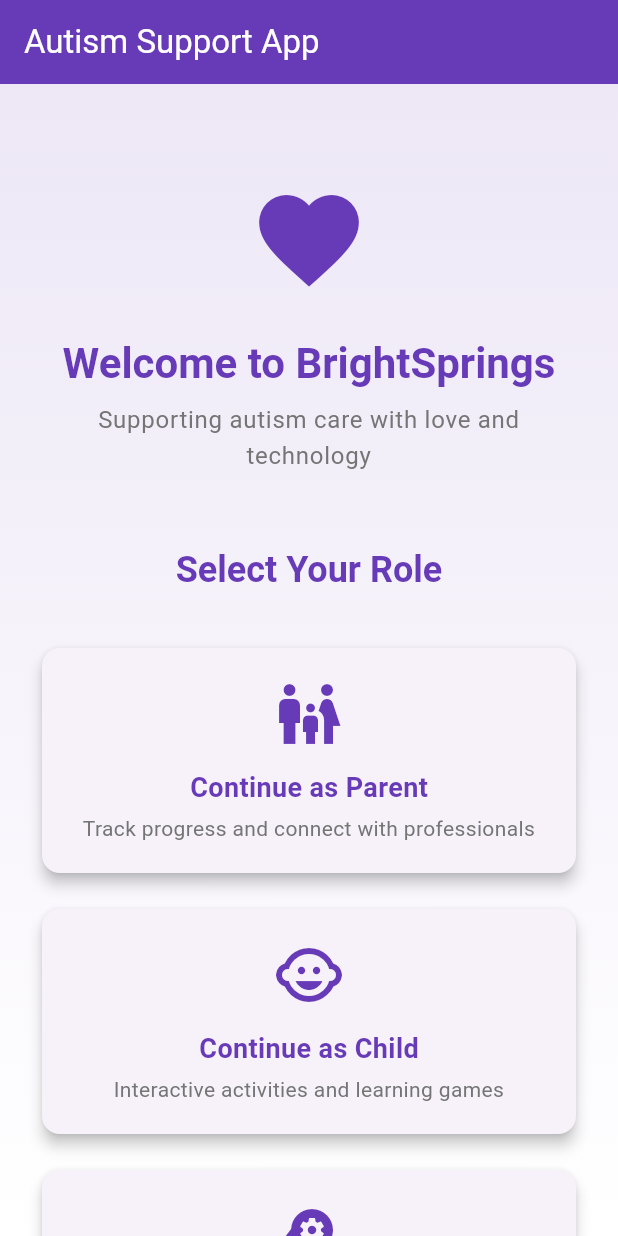
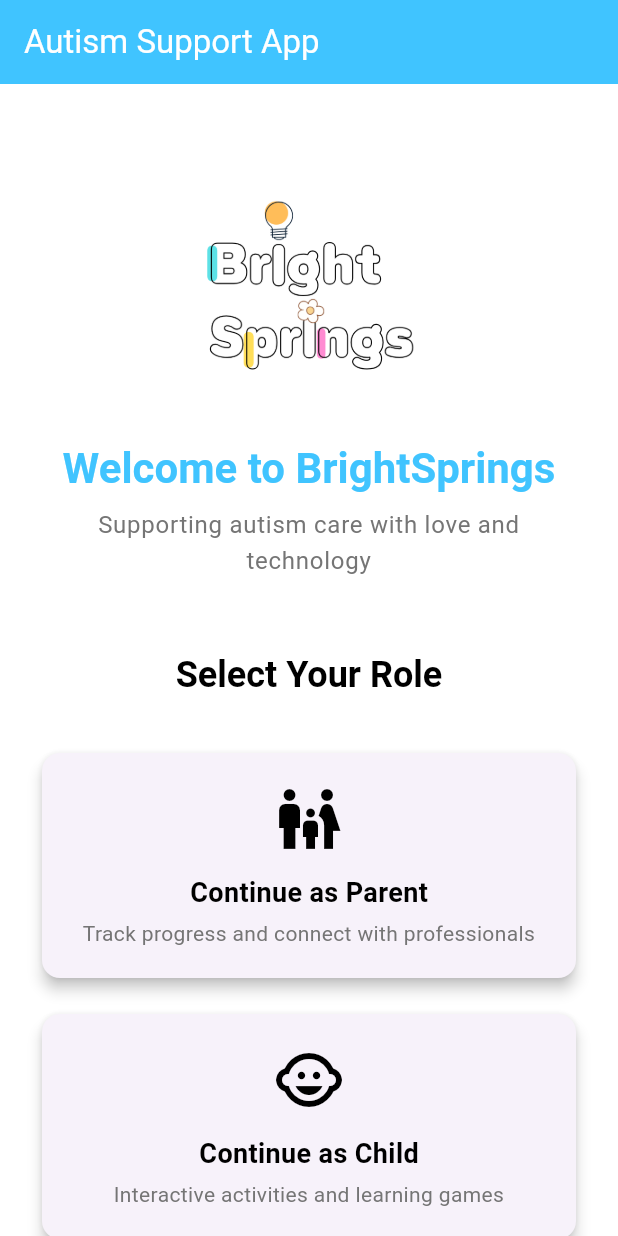
Before and after one commit to NEVIL5249/brightsprings, a Flutter app: the screen it shows after launch, on a phone screen of 412 x 824 dp. Run offline on Flutter 3.47's test engine with Material 3 defaults, Android fonts, the phone set to English and light mode, and no system bars; our stand-ins replace audioplayers, camera, cloud_firestore, confetti, firebase_auth, firebase_core and 1 more; missing offline and left inert: google_mlkit_face_detection; accounts and stored records are empty.

Commit message:
UI chnages: role_selector

```diff
--- a/lib/auth/role_selector.dart
+++ b/lib/auth/role_selector.dart
@@ -8,7 +8,7 @@ class RoleSelectorScreen extends StatelessWidget {
     return Scaffold(
       appBar: AppBar(
         title: Text('Autism Support App'),
-        backgroundColor: Colors.deepPurple,
+        backgroundColor: Colors.lightBlueAccent,
         foregroundColor: Colors.white,
       ),
       body: Container(
@@ -16,7 +16,7 @@ class RoleSelectorScreen extends StatelessWidget {
           gradient: LinearGradient(
             begin: Alignment.topCenter,
             end: Alignment.bottomCenter,
-            colors: [Colors.deepPurple.shade50, Colors.white],
+            colors: [Colors.white, Colors.white],
           ),
         ),
         child: SafeArea(
@@ -26,17 +26,18 @@ class RoleSelectorScreen extends StatelessWidget {
               child: Column(
                 children: [
                   SizedBox(height: 40),
-                  Icon(
-                    Icons.favorite,
-                    size: 80,
-                    color: Colors.deepPurple,
+                  Image.asset(
+                    'assets/images/brightsprings.png',
+                    width: 150, // adjust size
+                    height: 150,
+                    fit: BoxFit.contain,
                   ),
                   SizedBox(height: 24),
                   Text(
                     'Welcome to BrightSprings',
                     style: Theme.of(context).textTheme.headlineMedium?.copyWith(
                       fontWeight: FontWeight.bold,
-                      color: Colors.deepPurple,
+                      color: Colors.lightBlueAccent,
                     ),
                     textAlign: TextAlign.center,
                   ),
@@ -53,7 +54,7 @@ class RoleSelectorScreen extends StatelessWidget {
                     'Select Your Role',
                     style: Theme.of(context).textTheme.headlineSmall?.copyWith(
                       fontWeight: FontWeight.w600,
-                      color: Colors.deepPurple,
+                      color: Colors.black,
                     ),
                   ),
                   SizedBox(height: 32),
@@ -119,7 +120,7 @@ class RoleButton extends StatelessWidget {
                 Icon(
                   icon,
                   size: 48,
-                  color: Colors.deepPurple,
+                  color: Colors.black,
                 ),
                 SizedBox(height: 12),
                 Text(
@@ -127,7 +128,7 @@ class RoleButton extends StatelessWidget {
                   style: TextStyle(
                     fontSize: 18,
                     fontWeight: FontWeight.w600,
-                    color: Colors.deepPurple,
+                    color: Colors.black,
                   ),
                 ),
                 SizedBox(height: 4),
--- a/pubspec.yaml
+++ b/pubspec.yaml
@@ -74,6 +74,8 @@ flutter:
   uses-material-design: true
   assets:
     - assets/sounds/
+    - assets/images/
+
   # To add assets to your application, add an assets section, like this:
   # assets:
   #   - images/a_dot_burr.jpeg
```
Also changed, not shown: assets/images/brightsprings.png (added).
